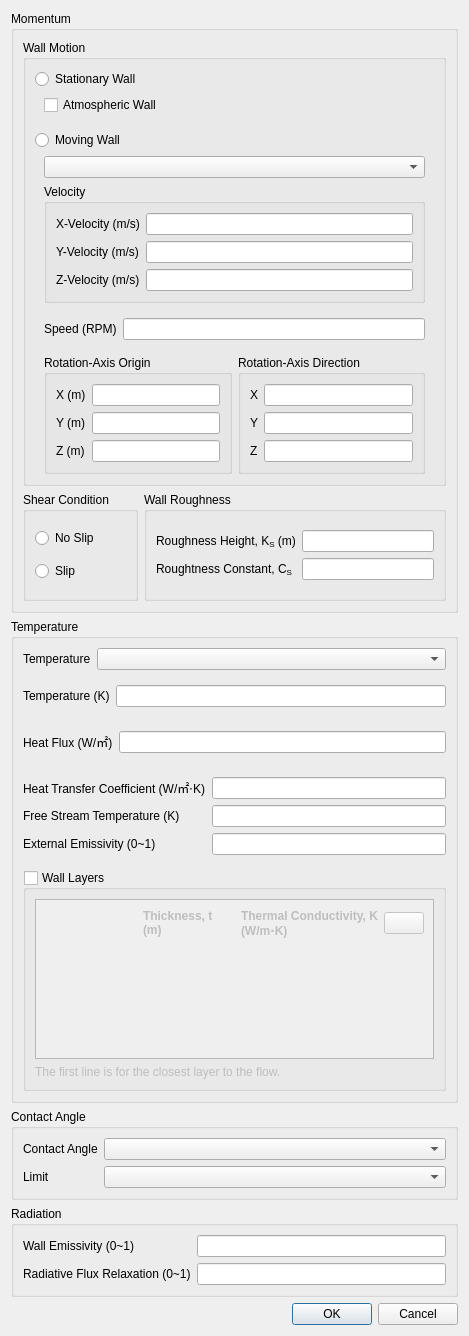
The window that baramFlow/view/setup/boundary_conditions/wall_dialog.ui (nextfoam/baram) describes before a commit, drawn with Qt 5.
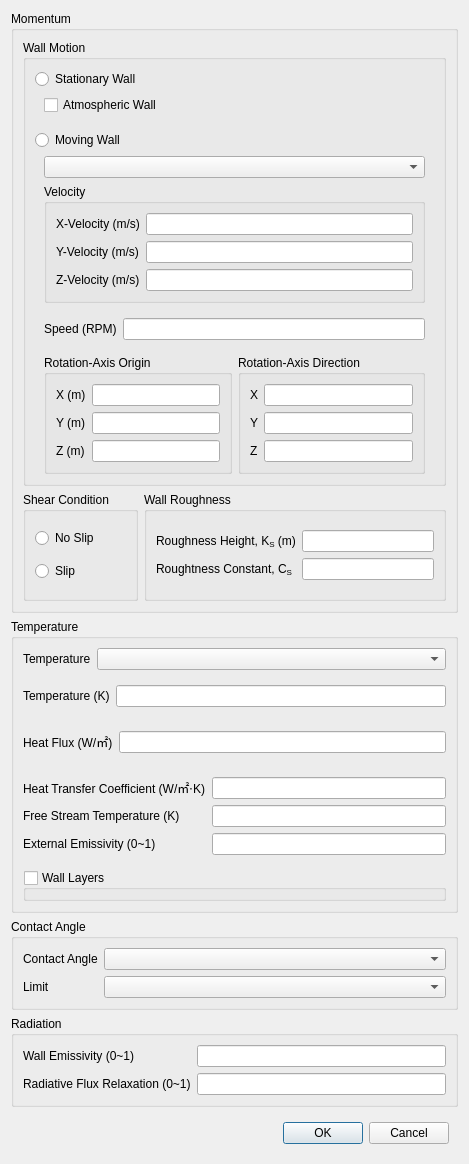
The same window after the commit. Icons and pictures are not drawn. Custom widgets are drawn as their Qt base class.

```diff
--- a/baramFlow/view/setup/boundary_conditions/wall_dialog.ui
+++ b/baramFlow/view/setup/boundary_conditions/wall_dialog.ui
@@ -7,7 +7,7 @@
     <x>0</x>
     <y>0</y>
     <width>469</width>
-    <height>1291</height>
+    <height>1115</height>
    </rect>
   </property>
   <property name="minimumSize">
@@ -608,139 +608,6 @@
               <property name="checked">
                <bool>false</bool>
               </property>
-              <layout class="QVBoxLayout" name="verticalLayout_8">
-               <item>
-                <widget class="QScrollArea" name="scrollArea">
-                 <property name="sizePolicy">
-                  <sizepolicy hsizetype="Expanding" vsizetype="Fixed">
-                   <horstretch>0</horstretch>
-                   <verstretch>0</verstretch>
-                  </sizepolicy>
-                 </property>
-                 <property name="minimumSize">
-                  <size>
-                   <width>0</width>
-                   <height>160</height>
-                  </size>
-                 </property>
-                 <property name="widgetResizable">
-                  <bool>true</bool>
-                 </property>
-                 <widget class="QWidget" name="scrollAreaWidgetContents">
-                  <property name="geometry">
-                   <rect>
-                    <x>0</x>
-                    <y>0</y>
-                    <width>409</width>
-                    <height>158</height>
-                   </rect>
-                  </property>
-                  <layout class="QVBoxLayout" name="verticalLayout_9">
-                   <property name="leftMargin">
-                    <number>0</number>
-                   </property>
-                   <property name="topMargin">
-                    <number>0</number>
-                   </property>
-                   <property name="rightMargin">
-                    <number>0</number>
-                   </property>
-                   <property name="bottomMargin">
-                    <number>0</number>
-                   </property>
-                   <item>
-                    <widget class="QFrame" name="wallLayersTable">
-                     <property name="styleSheet">
-                      <string notr="true"/>
-                     </property>
-                     <property name="frameShadow">
-                      <enum>QFrame::Raised</enum>
-                     </property>
-                     <layout class="QGridLayout" name="gridLayout_2">
-                      <property name="verticalSpacing">
-                       <number>2</number>
-                      </property>
-                      <item row="0" column="2">
-                       <widget class="QLabel" name="label_45">
-                        <property name="font">
-                         <font>
-                          <bold>true</bold>
-                         </font>
-                        </property>
-                        <property name="text">
-                         <string>Thermal Conductivity, K&lt;br/&gt;(W/m⋅K)</string>
-                        </property>
-                       </widget>
-                      </item>
-                      <item row="0" column="0">
-                       <widget class="QLabel" name="label_46">
-                        <property name="font">
-                         <font>
-                          <bold>true</bold>
-                         </font>
-                        </property>
-                        <property name="text">
-                         <string/>
-                        </property>
-                       </widget>
-                      </item>
-                      <item row="0" column="1">
-                       <widget class="QLabel" name="label_47">
-                        <property name="font">
-                         <font>
-                          <bold>true</bold>
-                         </font>
-                        </property>
-                        <property name="text">
-                         <string>Thickness, t&lt;br/&gt;(m)</string>
-                        </property>
-                       </widget>
-                      </item>
-                      <item row="0" column="3">
-                       <widget class="FlatPushButton" name="addWallLayer">
-                        <property name="sizePolicy">
-                         <sizepolicy hsizetype="Fixed" vsizetype="Fixed">
-                          <horstretch>0</horstretch>
-                          <verstretch>0</verstretch>
-                         </sizepolicy>
-                        </property>
-                        <property name="text">
-                         <string/>
-                        </property>
-                        <property name="icon">
-                         <iconset resource="../../../../resource.qrc">
-                          <normaloff>:/icons/add-circle-outline.svg</normaloff>:/icons/add-circle-outline.svg</iconset>
-                        </property>
-                       </widget>
-                      </item>
-                     </layout>
-                    </widget>
-                   </item>
-                   <item>
-                    <spacer name="verticalSpacer">
-                     <property name="orientation">
-                      <enum>Qt::Vertical</enum>
-                     </property>
-                     <property name="sizeHint" stdset="0">
-                      <size>
-                       <width>20</width>
-                       <height>40</height>
-                      </size>
-                     </property>
-                    </spacer>
-                   </item>
-                  </layout>
-                 </widget>
-                </widget>
-               </item>
-               <item>
-                <widget class="QLabel" name="label_14">
-                 <property name="text">
-                  <string>The first line is for the closest layer to the flow.</string>
-                 </property>
-                </widget>
-               </item>
-              </layout>
              </widget>
             </item>
            </layout>
@@ -843,13 +710,39 @@
     </widget>
    </item>
    <item>
-    <widget class="QDialogButtonBox" name="buttonBox">
-     <property name="orientation">
-      <enum>Qt::Horizontal</enum>
-     </property>
-     <property name="standardButtons">
-      <set>QDialogButtonBox::Cancel|QDialogButtonBox::Ok</set>
-     </property>
+    <widget class="QWidget" name="widget_3" native="true">
+     <layout class="QHBoxLayout" name="horizontalLayout_3">
+      <item>
+       <spacer name="horizontalSpacer">
+        <property name="orientation">
+         <enum>Qt::Orientation::Horizontal</enum>
+        </property>
+        <property name="sizeHint" stdset="0">
+         <size>
+          <width>208</width>
+          <height>20</height>
+         </size>
+        </property>
+       </spacer>
+      </item>
+      <item>
+       <widget class="QPushButton" name="ok">
+        <property name="text">
+         <string>OK</string>
+        </property>
+        <property name="default">
+         <bool>true</bool>
+        </property>
+       </widget>
+      </item>
+      <item>
+       <widget class="QPushButton" name="cancel">
+        <property name="text">
+         <string>Cancel</string>
+        </property>
+       </widget>
+      </item>
+     </layout>
     </widget>
    </item>
   </layout>
@@ -866,9 +759,10 @@
    <header>widgets.typed_edit</header>
   </customwidget>
   <customwidget>
-   <class>FlatPushButton</class>
-   <extends>QPushButton</extends>
-   <header location="global">widgets.flat_push_button</header>
+   <class>WallLayersBox</class>
+   <extends>QGroupBox</extends>
+   <header>baramFlow.view.setup.boundary_conditions.wall_layers_widget</header>
+   <container>1</container>
   </customwidget>
  </customwidgets>
  <resources>
```
Left out of the diff: 72 changed lines with no effect on the pictures.
